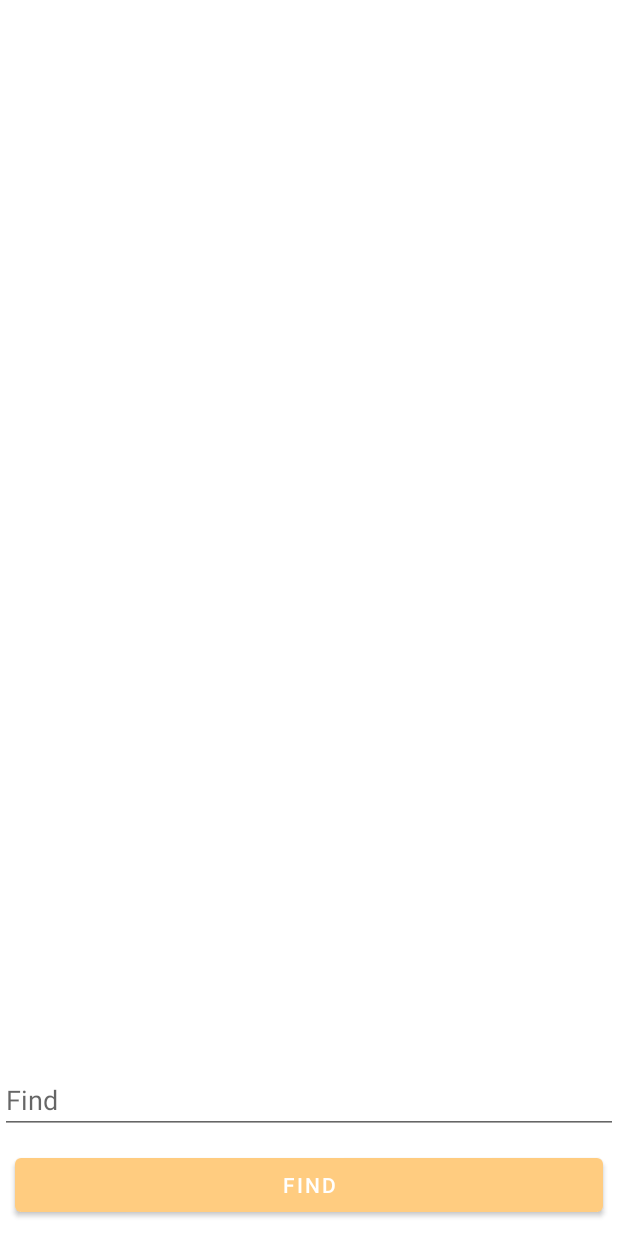
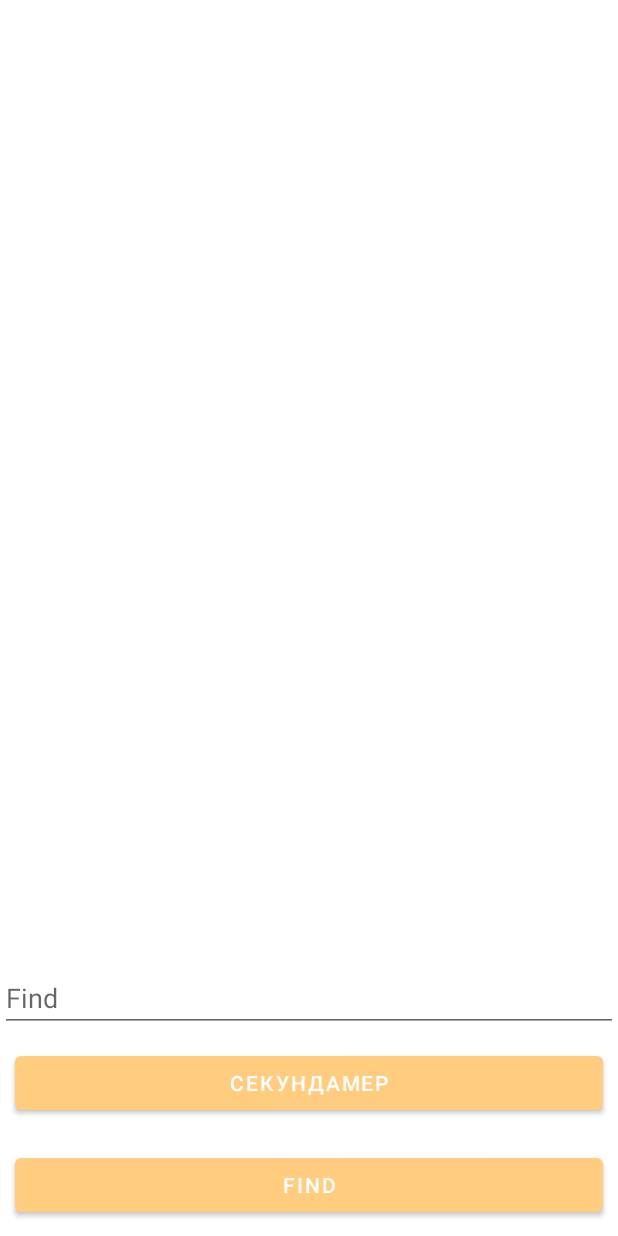
Before and after one commit to parkanqwq/Translator, an Android app: the screen it shows after launch (MainActivity), on a phone screen of 412 x 824 dp. Run offline under Robolectric (Android 15) with nearby library versions, the phone set to English and light mode, and no system bars; our stand-ins replace RxJava.

Commit message:
4 задание. Сделал 1 пункт, на остальные уже нет времени. Суть понял, прикольно! Спасибо) Как применять тоже стало ясно! Внедрил секундамер в свой проект, есть кнопка старт и стоп секундамера

```diff
--- a/app/src/main/java/com/kalabukhov/app/translator/App.kt
+++ b/app/src/main/java/com/kalabukhov/app/translator/App.kt
@@ -3,6 +3,7 @@ package com.kalabukhov.app.translator
 import android.app.Application
 import android.content.Context
 import com.kalabukhov.app.translator.di.retrofitModule
+import com.kalabukhov.app.translator.di.stopWatchModule
 import com.kalabukhov.app.translator.di.viewModelModule
 import org.koin.android.ext.koin.androidContext
 import org.koin.core.context.GlobalContext
@@ -13,7 +14,7 @@ class App : Application() {
         super.onCreate()
         GlobalContext.startKoin {
             androidContext(this@App)
-            modules(retrofitModule, viewModelModule)
+            modules(retrofitModule, viewModelModule, stopWatchModule)
         }
     }
 
--- a/app/src/main/java/com/kalabukhov/app/translator/di/Modules.kt
+++ b/app/src/main/java/com/kalabukhov/app/translator/di/Modules.kt
@@ -1,9 +1,12 @@
 package com.kalabukhov.app.translator.di
 
 import com.kalabukhov.app.translator.data.rest.ApiWorlds
+import com.kalabukhov.app.translator.impl.RepositoryStopWatchImpl
 import com.kalabukhov.app.translator.impl.RepositoryWordsImpl
 import com.kalabukhov.app.translator.ui.main.MainViewModel
+import com.kalabukhov.app.translator.ui.repository.RepositoryStopWatch
 import com.kalabukhov.app.translator.ui.repository.RepositoryWords
+import com.kalabukhov.app.translator.ui.stopwatch.StopWatchViewModel
 import io.reactivex.schedulers.Schedulers
 import org.koin.androidx.viewmodel.dsl.viewModel
 import org.koin.dsl.module
@@ -22,8 +25,13 @@ val retrofitModule = module {
         .build() }
 }
 
+val stopWatchModule = module {
+    single<RepositoryStopWatch> { RepositoryStopWatchImpl() }
+}
+
 val viewModelModule = module {
     viewModel { MainViewModel() }
+    viewModel { StopWatchViewModel() }
 }
 //@Module
 //class ModuleRetrofit {
--- /dev/null
+++ b/app/src/main/java/com/kalabukhov/app/translator/model/AppStateStopWatch.kt
@@ -0,0 +1,6 @@
+package com.kalabukhov.app.translator.model
+
+sealed class AppStateStopWatch {
+    data class Start(val data: Int) : AppStateStopWatch()
+    object Stop : AppStateStopWatch()
+}
--- a/app/src/main/java/com/kalabukhov/app/translator/ui/main/MainActivity.kt
+++ b/app/src/main/java/com/kalabukhov/app/translator/ui/main/MainActivity.kt
@@ -1,6 +1,7 @@
 package com.kalabukhov.app.translator.ui.main
 
 import android.app.Activity
+import android.content.Intent
 import android.os.Bundle
 import android.view.View
 import android.view.inputmethod.InputMethodManager
@@ -11,6 +12,7 @@ import com.kalabukhov.app.translator.hideKeyboard
 import com.kalabukhov.app.translator.model.AppState
 import com.kalabukhov.app.translator.showSnackBar
 import com.kalabukhov.app.translator.ui.repository.RepositoryWords
+import com.kalabukhov.app.translator.ui.stopwatch.StopWatch
 import org.koin.android.ext.android.inject
 import org.koin.androidx.viewmodel.ext.android.viewModel
 
@@ -28,6 +30,11 @@ class MainActivity : AppCompatActivity() {
        // app.appComponent.inject(this)
        // viewModel = ViewModelProvider(this).get(MainViewModel::class.java)
         initView()
+
+        binding.stopwatchButtonView.setOnClickListener {
+            val intent = Intent(this, StopWatch::class.java)
+            startActivity(intent)
+        }
     }
 
     private fun initView() = with(binding){
--- /dev/null
+++ b/app/src/main/java/com/kalabukhov/app/translator/ui/repository/RepositoryStopWatch.kt
@@ -0,0 +1,8 @@
+package com.kalabukhov.app.translator.ui.repository
+
+import kotlinx.coroutines.flow.Flow
+
+interface RepositoryStopWatch {
+    suspend fun setStartStopWatch(): Flow<Int>
+    suspend fun setStopStopWatch()
+}
--- a/app/src/main/res/layout/activity_main.xml
+++ b/app/src/main/res/layout/activity_main.xml
@@ -41,6 +41,13 @@
         android:inputType="textPersonName" />
 
     <Button
+        android:id="@+id/stopwatch_button_view"
+        android:layout_width="match_parent"
+        android:layout_height="wrap_content"
+        android:layout_margin="@dimen/margin_small"
+        android:text="@string/stopwatch" />
+
+    <Button
         android:id="@+id/find_button_view"
         android:layout_width="match_parent"
         android:layout_height="wrap_content"
--- a/app/src/main/res/values/strings.xml
+++ b/app/src/main/res/values/strings.xml
@@ -1,4 +1,8 @@
 <resources>
     <string name="app_name">Translator</string>
     <string name="find">Find</string>
+    <string name="stopwatch">Секундамер</string>
+    <string name="_0">0</string>
+    <string name="start">Start</string>
+    <string name="stop">Stop</string>
 </resources>
```
Also changed, not shown: app/src/main/AndroidManifest.xml (+4 -3 lines), app/src/main/java/com/kalabukhov/app/translator/impl/RepositoryStopWatchImpl.kt (added, +35 -0 lines), app/src/main/java/com/kalabukhov/app/translator/ui/stopwatch/StopWatch.kt (added, +55 -0 lines), app/src/main/java/com/kalabukhov/app/translator/ui/stopwatch/StopWatchViewModel.kt (added, +36 -0 lines), app/src/main/res/layout/activity_stop_watch.xml (added, +30 -0 lines).
